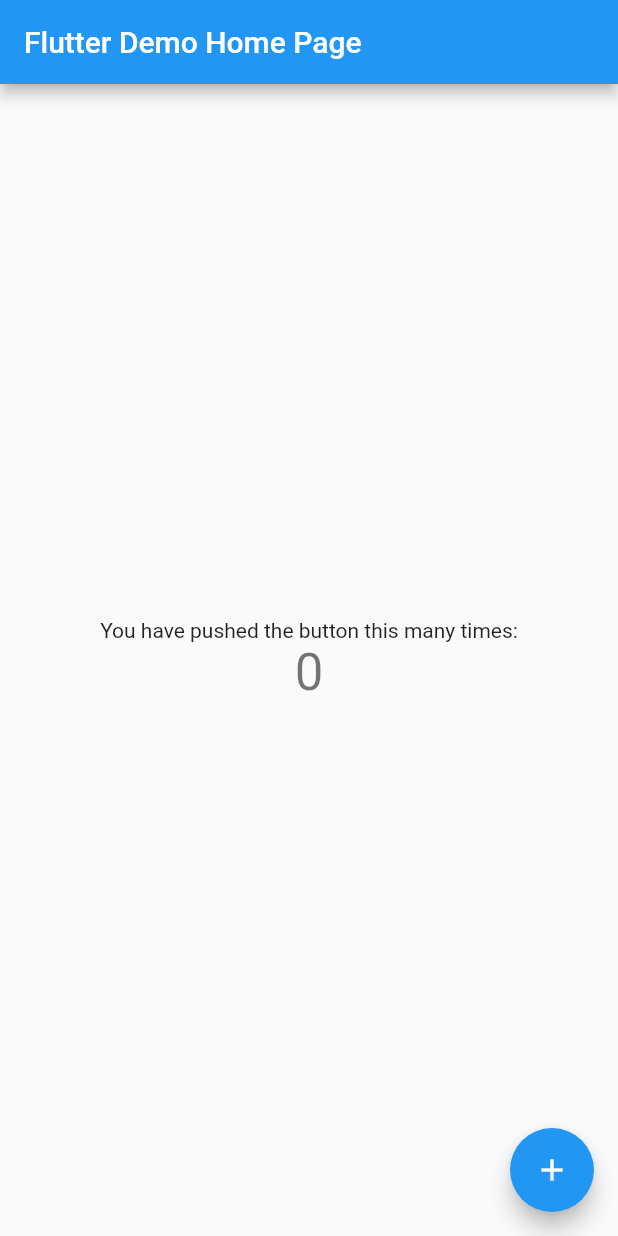
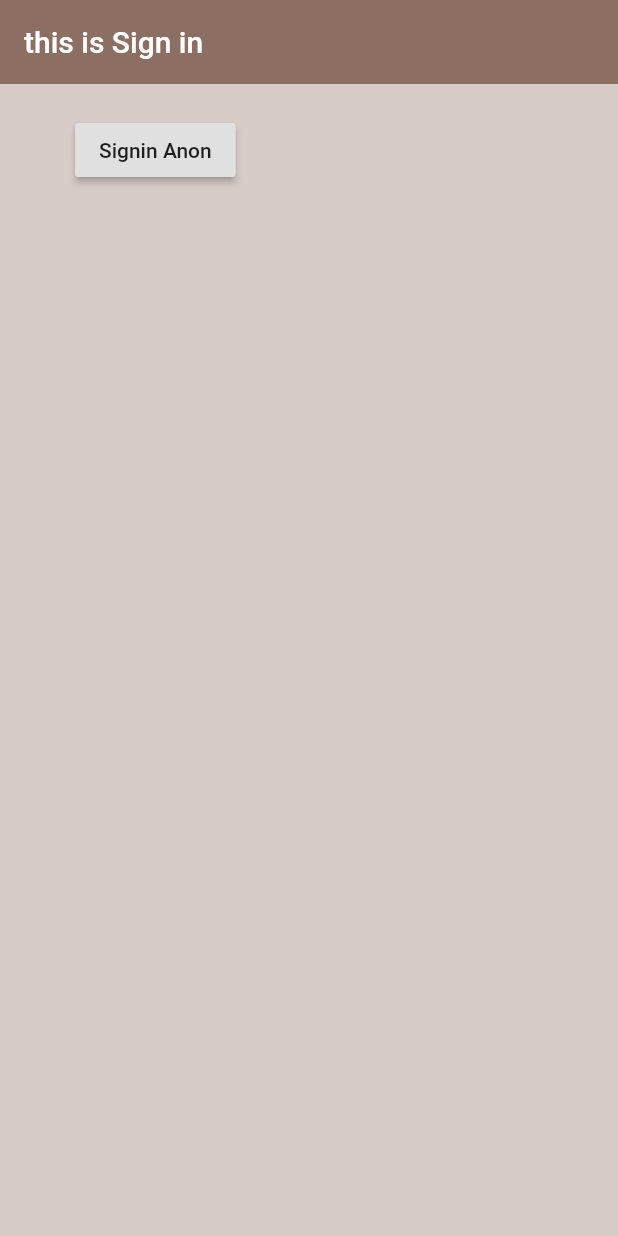
Before and after one commit to TRANNGOCTHACH/firebase, a Flutter app: the screen it shows after launch, on a phone screen of 412 x 824 dp. Run offline on Flutter 3.47's test engine with Material 2 defaults, Android fonts, the phone set to English and light mode, and no system bars; our stand-ins replace firebase_auth; accounts and stored records are empty.

Commit message:
sign in amonyous

```diff
--- a/lib/main.dart
+++ b/lib/main.dart
@@ -1,4 +1,6 @@
 import 'package:flutter/material.dart';
+import 'package:new_firebase/screens/authenticate/authenticate.dart';
+import 'package:new_firebase/screens/wrapper.dart';
 
 void main() {
   runApp(MyApp());
@@ -9,109 +11,7 @@ class MyApp extends StatelessWidget {
   @override
   Widget build(BuildContext context) {
     return MaterialApp(
-      title: 'Flutter Demo',
-      theme: ThemeData(
-        // This is the theme of your application.
-        //
-        // Try running your application with "flutter run". You'll see the
-        // application has a blue toolbar. Then, without quitting the app, try
-        // changing the primarySwatch below to Colors.green and then invoke
-        // "hot reload" (press "r" in the console where you ran "flutter run",
-        // or simply save your changes to "hot reload" in a Flutter IDE).
-        // Notice that the counter didn't reset back to zero; the application
-        // is not restarted.
-        primarySwatch: Colors.blue,
-        // This makes the visual density adapt to the platform that you run
-        // the app on. For desktop platforms, the controls will be smaller and
-        // closer together (more dense) than on mobile platforms.
-        visualDensity: VisualDensity.adaptivePlatformDensity,
-      ),
-      home: MyHomePage(title: 'Flutter Demo Home Page'),
+      home: Wrapper(),
     );
   }
 }
-
-class MyHomePage extends StatefulWidget {
-  MyHomePage({Key key, this.title}) : super(key: key);
-
-  // This widget is the home page of your application. It is stateful, meaning
-  // that it has a State object (defined below) that contains fields that affect
-  // how it looks.
-
-  // This class is the configuration for the state. It holds the values (in this
-  // case the title) provided by the parent (in this case the App widget) and
-  // used by the build method of the State. Fields in a Widget subclass are
-  // always marked "final".
-
-  final String title;
-
-  @override
-  _MyHomePageState createState() => _MyHomePageState();
-}
-
-class _MyHomePageState extends State<MyHomePage> {
-  int _counter = 0;
-
-  void _incrementCounter() {
-    setState(() {
-      // This call to setState tells the Flutter framework that something has
-      // changed in this State, which causes it to rerun the build method below
-      // so that the display can reflect the updated values. If we changed
-      // _counter without calling setState(), then the build method would not be
-      // called again, and so nothing would appear to happen.
-      _counter++;
-    });
-  }
-
-  @override
-  Widget build(BuildContext context) {
-    // This method is rerun every time setState is called, for instance as done
-    // by the _incrementCounter method above.
-    //
-    // The Flutter framework has been optimized to make rerunning build methods
-    // fast, so that you can just rebuild anything that needs updating rather
-    // than having to individually change instances of widgets.
-    return Scaffold(
-      appBar: AppBar(
-        // Here we take the value from the MyHomePage object that was created by
-        // the App.build method, and use it to set our appbar title.
-        title: Text(widget.title),
-      ),
-      body: Center(
-        // Center is a layout widget. It takes a single child and positions it
-        // in the middle of the parent.
-        child: Column(
-          // Column is also a layout widget. It takes a list of children and
-          // arranges them vertically. By default, it sizes itself to fit its
-          // children horizontally, and tries to be as tall as its parent.
-          //
-          // Invoke "debug painting" (press "p" in the console, choose the
-          // "Toggle Debug Paint" action from the Flutter Inspector in Android
-          // Studio, or the "Toggle Debug Paint" command in Visual Studio Code)
-          // to see the wireframe for each widget.
-          //
-          // Column has various properties to control how it sizes itself and
-          // how it positions its children. Here we use mainAxisAlignment to
-          // center the children vertically; the main axis here is the vertical
-          // axis because Columns are vertical (the cross axis would be
-          // horizontal).
-          mainAxisAlignment: MainAxisAlignment.center,
-          children: <Widget>[
-            Text(
-              'You have pushed the button this many times:',
-            ),
-            Text(
-              '$_counter',
-              style: Theme.of(context).textTheme.headline4,
-            ),
-          ],
-        ),
-      ),
-      floatingActionButton: FloatingActionButton(
-        onPressed: _incrementCounter,
-        tooltip: 'Increment',
-        child: Icon(Icons.add),
-      ), // This trailing comma makes auto-formatting nicer for build methods.
-    );
-  }
-}
--- /dev/null
+++ b/lib/screens/authenticate/authenticate.dart
@@ -0,0 +1,16 @@
+import 'package:flutter/material.dart';
+import 'package:new_firebase/screens/authenticate/sign_in.dart';
+
+class Authenticate extends StatefulWidget {
+  @override
+  _AuthenticateState createState() => _AuthenticateState();
+}
+
+class _AuthenticateState extends State<Authenticate> {
+  @override
+  Widget build(BuildContext context) {
+    return Container(
+      child: SignIn(),
+    );
+  }
+}
--- /dev/null
+++ b/lib/screens/authenticate/sign_in.dart
@@ -0,0 +1,36 @@
+import 'package:flutter/material.dart';
+import 'package:new_firebase/screens/services/auth.dart';
+
+class SignIn extends StatefulWidget {
+  @override
+  _SignInState createState() => _SignInState();
+}
+
+class _SignInState extends State<SignIn> {
+  final AuthService _auth = AuthService();
+  @override
+  Widget build(BuildContext context) {
+    return Scaffold(
+      backgroundColor: Colors.brown[100],
+      appBar: AppBar(
+        backgroundColor: Colors.brown[400],
+        elevation: 0.0,
+        title: Text("this is Sign in "),
+      ),
+      body: Container(
+        padding: EdgeInsets.symmetric(vertical: 20, horizontal: 50),
+        child: RaisedButton(
+            child: Text("Signin Anon"),
+            onPressed: () async {
+              dynamic result = await _auth.signInAnon();
+              if (result == null) {
+                print("error signing in");
+              } else {
+                print("signing in success");
+                print(result);
+              }
+            }),
+      ),
+    );
+  }
+}
--- /dev/null
+++ b/lib/screens/wrapper.dart
@@ -0,0 +1,10 @@
+import 'package:flutter/material.dart';
+import 'package:new_firebase/screens/authenticate/authenticate.dart';
+import 'package:new_firebase/screens/home/home.dart';
+
+class Wrapper extends StatelessWidget {
+  @override
+  Widget build(BuildContext context) {
+    return Authenticate();
+  }
+}
--- a/pubspec.yaml
+++ b/pubspec.yaml
@@ -28,7 +28,8 @@ dependencies:
   # The following adds the Cupertino Icons font to your application.
   # Use with the CupertinoIcons class for iOS style icons.
   cupertino_icons: ^0.1.3
-
+  firebase_auth: ^0.16.1
+  cloud_firestore: ^0.13.7
 dev_dependencies:
   flutter_test:
     sdk: flutter
```
Also changed, not shown: lib/screens/home/home.dart (added, +8 -0 lines), lib/screens/services/auth.dart (added, +18 -0 lines), pubspec.lock, 4 other files.
